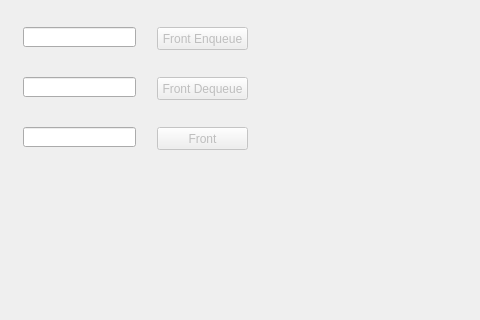
Qt form khappppi/deque.ui (Gaurang1044/Data-Structure-Visualizer) before a commit; both pictures show x 0 to 480 and y 174 to 494 of the 655 by 494 pixel window.
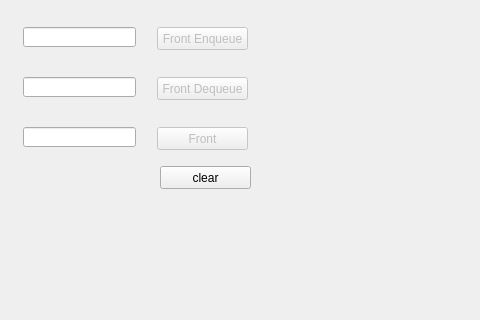
The same form after that commit.

Commit message: clear button changes

Patch:
```diff
--- a/khappppi/deque.ui
+++ b/khappppi/deque.ui
@@ -309,6 +309,19 @@
      <string/>
     </property>
    </widget>
+   <widget class="QPushButton" name="clearButton">
+    <property name="geometry">
+     <rect>
+      <x>160</x>
+      <y>340</y>
+      <width>91</width>
+      <height>23</height>
+     </rect>
+    </property>
+    <property name="text">
+     <string>clear</string>
+    </property>
+   </widget>
   </widget>
   <widget class="QMenuBar" name="menubar">
    <property name="geometry">
```
Left out of the diff: 2 changed lines with no effect on the pictures. The commit also changes 5 other files.
